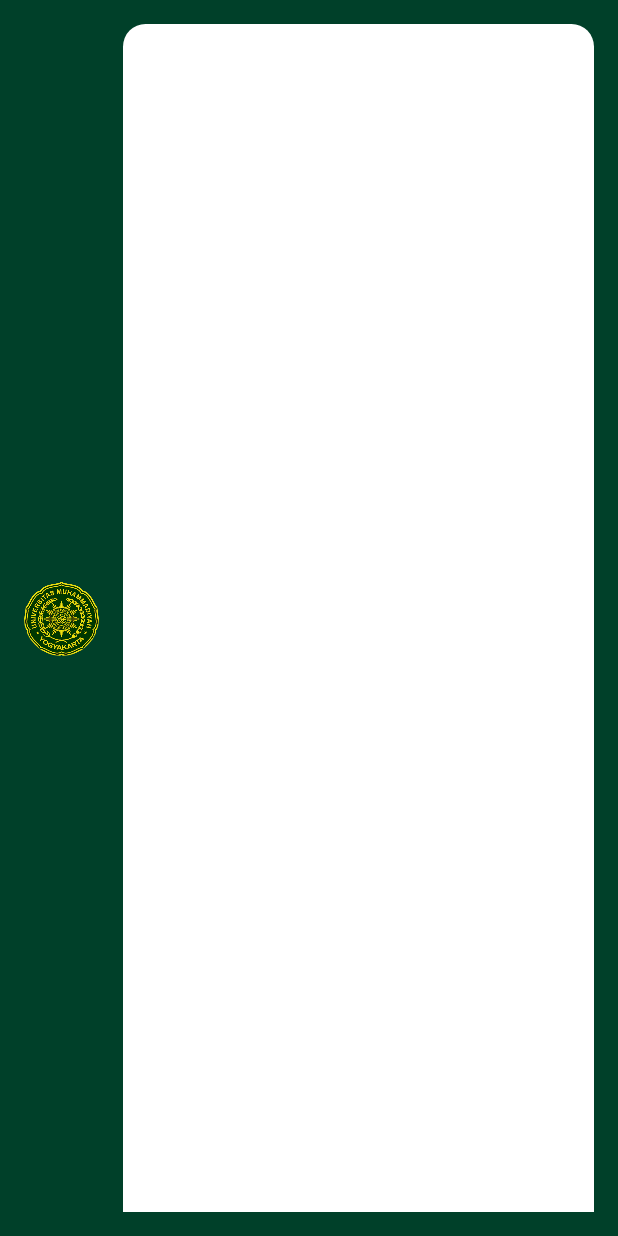
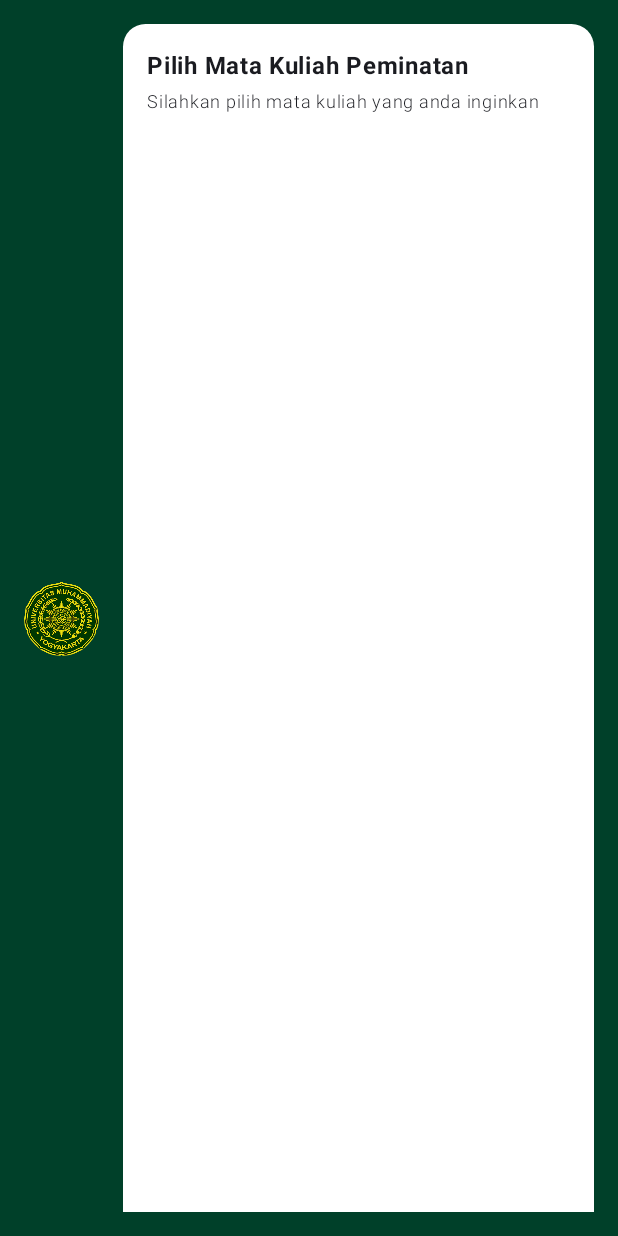
Before and after one commit to mddhafa/Quest6_064, an Android app built with Jetpack Compose: the composable RencanaStudyView shown on its own in the app's theme, on a phone screen of 412 x 824 dp. Run offline under Robolectric (Android 15) with nearby library versions, the phone set to English and light mode, and no system bars.

Commit message:
Menambahkan text untuk memilih matkul di dalam column

```diff
--- a/app/src/main/java/com/example/minggu7/ui/screen/RencanaStudyView.kt
+++ b/app/src/main/java/com/example/minggu7/ui/screen/RencanaStudyView.kt
@@ -88,7 +88,17 @@ fun RencanaStudyView(
                     )
                     .fillMaxSize(),
             ){
-                Column () {
+                Column (
+                    modifier = Modifier
+                        .fillMaxSize()
+                        .padding(16.dp)
+                ) {
+                    Text(text = "Pilih Mata Kuliah Peminatan", fontWeight = FontWeight.Bold)
+                    Text(
+                        text = "Silahkan pilih mata kuliah yang anda inginkan",
+                        fontSize = 12.sp,
+                        fontWeight = FontWeight.Light
+                    )
 
                 }
 
```
